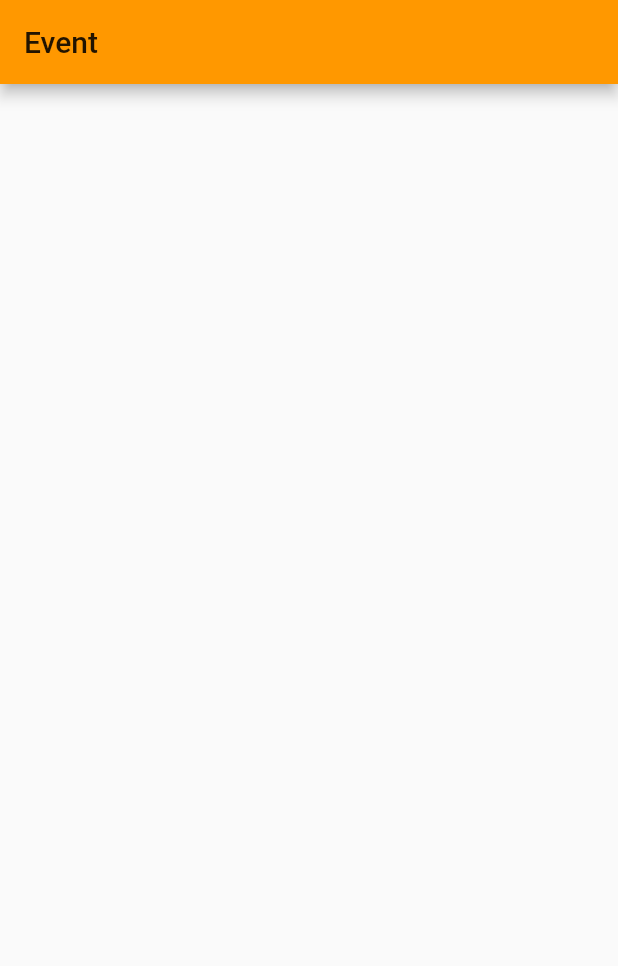
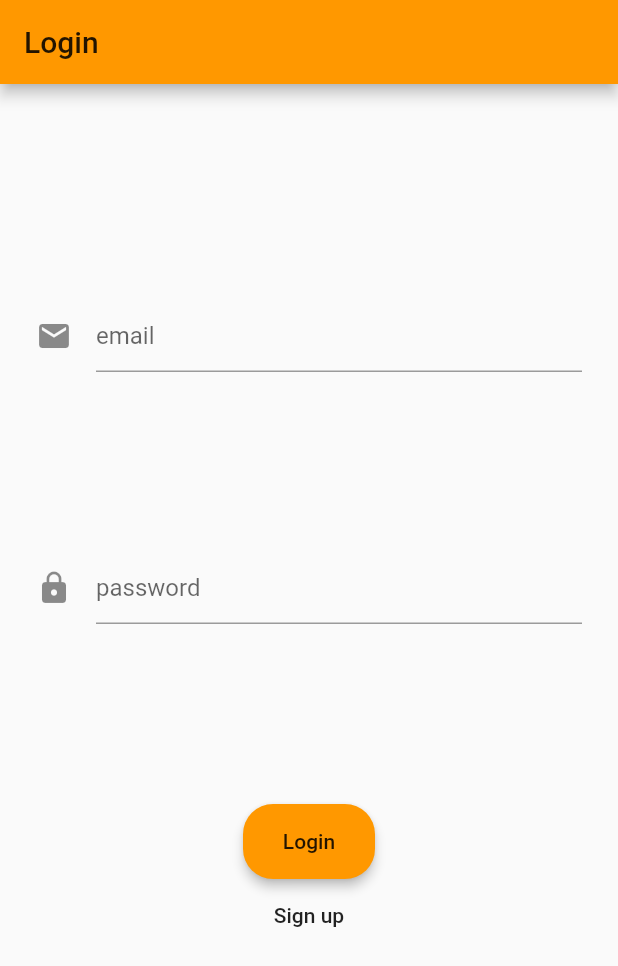
Before and after one commit to jmayta1984/FlutterFirebaseDemo, a Flutter app: the screen it shows after launch, on a phone screen of 412 x 824 dp. Shown: the top 966 px of the screen. Run offline on Flutter 3.47's test engine with Material 2 defaults, Android fonts, the phone set to English and light mode, and no system bars; our stand-ins replace cloud_firestore, firebase_auth; accounts and stored records are empty.

Commit message:
third commit

```diff
--- a/lib/main.dart
+++ b/lib/main.dart
@@ -2,6 +2,7 @@
 import 'package:flutter/material.dart';
 import 'package:cloud_firestore/cloud_firestore.dart';
 import 'package:flutter_firebase_demo/ui/event_screen.dart';
+import 'package:flutter_firebase_demo/ui/login_screen.dart';
 
 
 Future testData() async {
@@ -23,11 +24,12 @@ class MyApp extends StatelessWidget {
   Widget build(BuildContext context) {
     testData();
     return MaterialApp(
+      debugShowCheckedModeBanner: false,
       title: 'Events',
       theme: ThemeData(
         primarySwatch: Colors.orange,
       ),
-      home: EventScreen(),
+      home: LoginScreen(),
     );
   }
 }
--- /dev/null
+++ b/lib/ui/login_screen.dart
@@ -0,0 +1,111 @@
+import 'package:flutter/material.dart';
+
+class LoginScreen extends StatefulWidget {
+  @override
+  _LoginScreenState createState() => _LoginScreenState();
+}
+
+class _LoginScreenState extends State<LoginScreen> {
+  bool _isLogin = true;
+  String _userId;
+  String _password;
+  String _email;
+  String _message = '';
+
+  final txtEmail = TextEditingController();
+  final txtPassword = TextEditingController();
+
+  @override
+  Widget build(BuildContext context) {
+    return Scaffold(
+      appBar: AppBar(
+        title: Text('Login'),
+      ),
+      body: Container(
+        padding: EdgeInsets.all(24),
+        child: SingleChildScrollView(
+          child: Form(
+            child: Column(children: <Widget>[
+              emailInput(),
+              passwordInput(),
+              mainButton(),
+              secondaryButton(),
+              validationMessage()
+            ]),
+          ),
+        ),
+      ),
+    );
+  }
+
+  Widget emailInput() {
+    return Padding(
+      padding: EdgeInsets.only(top: 120),
+      child: TextFormField(
+        controller: txtEmail,
+        keyboardType: TextInputType.emailAddress,
+        decoration: InputDecoration(
+          hintText: 'email',
+          icon: Icon(Icons.mail),
+        ),
+      ),
+    );
+  }
+
+  Widget passwordInput() {
+    return Padding(
+      padding: EdgeInsets.only(top: 120),
+      child: TextFormField(
+        controller: txtPassword,
+        keyboardType: TextInputType.text,
+        obscureText: true,
+        decoration: InputDecoration(
+          hintText: 'password',
+          icon: Icon(Icons.lock),
+        ),
+      ),
+    );
+  }
+
+  Widget mainButton() {
+    String buttonText = _isLogin ? 'Login' : 'Sign up';
+
+    return Padding(
+      padding: EdgeInsets.only(top: 120),
+      child: Container(
+        height: 50,
+        child: RaisedButton(
+          shape:
+              RoundedRectangleBorder(borderRadius: BorderRadius.circular(20)),
+          color: Theme.of(context).accentColor,
+          elevation: 3,
+          child: Text(buttonText),
+          onPressed: () {},
+        ),
+      ),
+    );
+  }
+
+  Widget secondaryButton() {
+    String buttonText = !_isLogin ? 'Login' : 'Sign up';
+    return FlatButton(
+      onPressed: () {
+        setState(() {
+          _isLogin = !_isLogin;
+        });
+      },
+      child: Text(buttonText),
+    );
+  }
+
+  Widget validationMessage() {
+    return Text(
+      _message,
+      style: TextStyle(
+        fontSize: 14,
+        color: Colors.black,
+        fontWeight: FontWeight.bold,
+      ),
+    );
+  }
+}
--- /dev/null
+++ b/lib/utils/authentication.dart
@@ -0,0 +1,31 @@
+import 'package:firebase_auth/firebase_auth.dart';
+
+class Authentication {
+  final FirebaseAuth _firebaseAuth = FirebaseAuth.instance;
+
+  Future<String> login(String email, String password) async {
+    AuthResult authResult = await _firebaseAuth.signInWithEmailAndPassword(
+        email: email, password: password);
+
+    FirebaseUser user = authResult.user;
+
+    return user.uid;
+  }
+
+  Future signUp(String email, String password) async {
+    AuthResult authResult = await _firebaseAuth.createUserWithEmailAndPassword(
+        email: email, password: password);
+    FirebaseUser user = authResult.user;
+
+    return user.uid;
+  }
+
+  Future<void> signOut() {
+    return _firebaseAuth.signOut();
+  }
+
+  Future<FirebaseUser> getUser() async {
+    FirebaseUser user = await _firebaseAuth.currentUser();
+    return user;
+  }
+}
```
